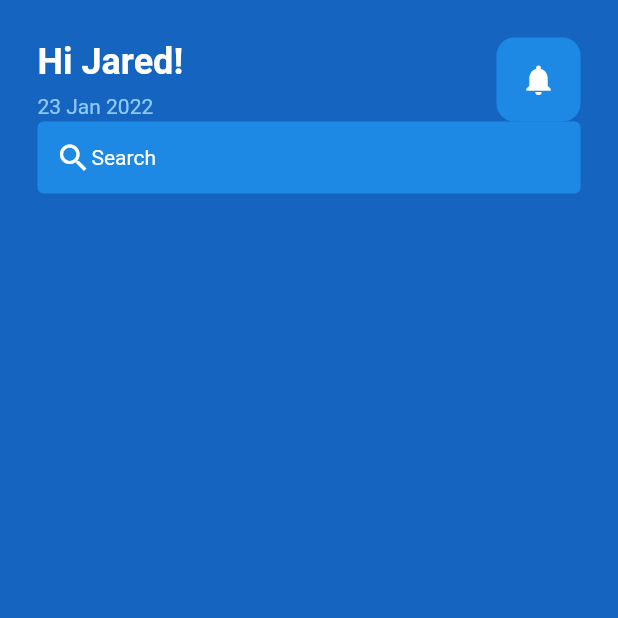
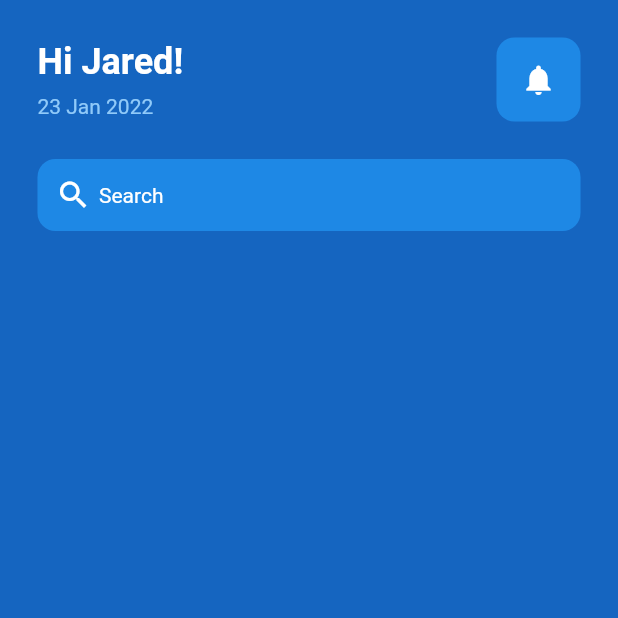
Before and after one commit to mrojasb2000/flutter_demo, a Flutter app: the screen it shows after launch, on a phone screen of 412 x 824 dp, the top half of it. Run offline on Flutter 3.47's test engine with Material 2 defaults, Android fonts, the phone set to English and light mode, and no system bars.

Commit message:
feat: add style search bar

```diff
--- a/lib/pages/home_page.dart
+++ b/lib/pages/home_page.dart
@@ -54,17 +54,23 @@ class _HomePageState extends State<HomePage> {
                             color: Colors.white)),
                   ],
                 ),
-
+                const SizedBox(
+                  height: 25,
+                ),
                 // search bar
                 Container(
                   decoration: BoxDecoration(
-                      color: Colors.blue[600],
-                      borderRadius: BorderRadius.circular(4)),
+                    color: Colors.blue[600],
+                    borderRadius: BorderRadius.circular(12),
+                  ),
                   padding: const EdgeInsets.all(12),
                   child: Row(children: [
                     const Icon(
                       Icons.search,
                       color: Colors.white,
+                    ),
+                    const SizedBox(
+                      width: 5,
                     ),
                     const Text(
                       'Search',
```
